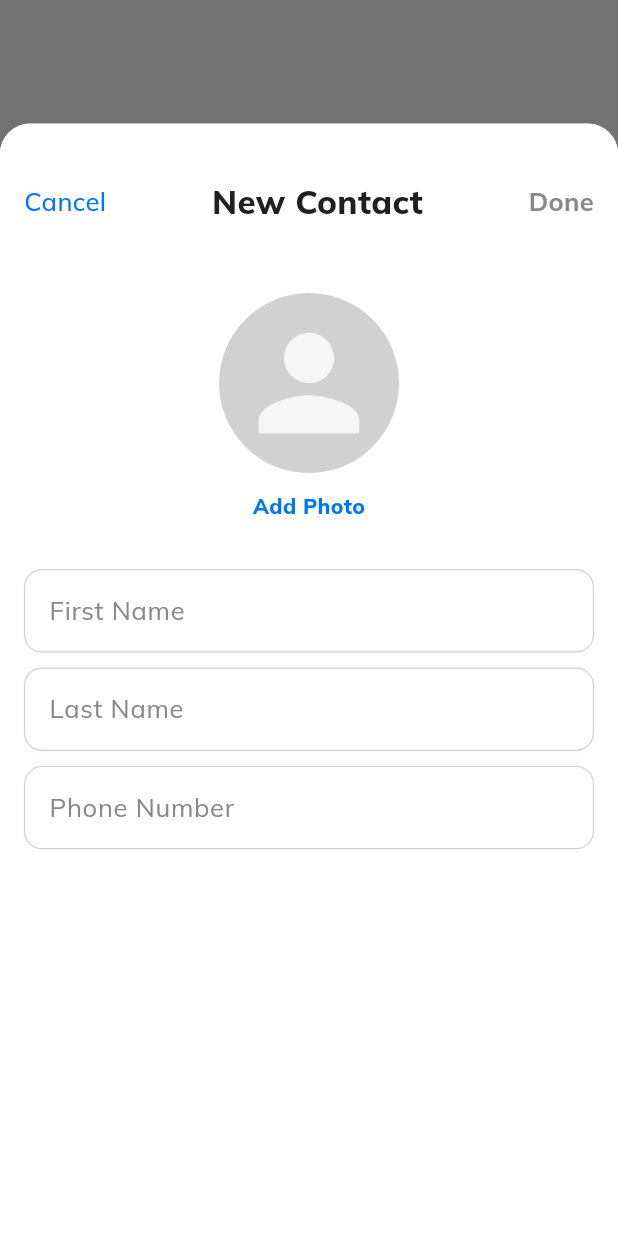
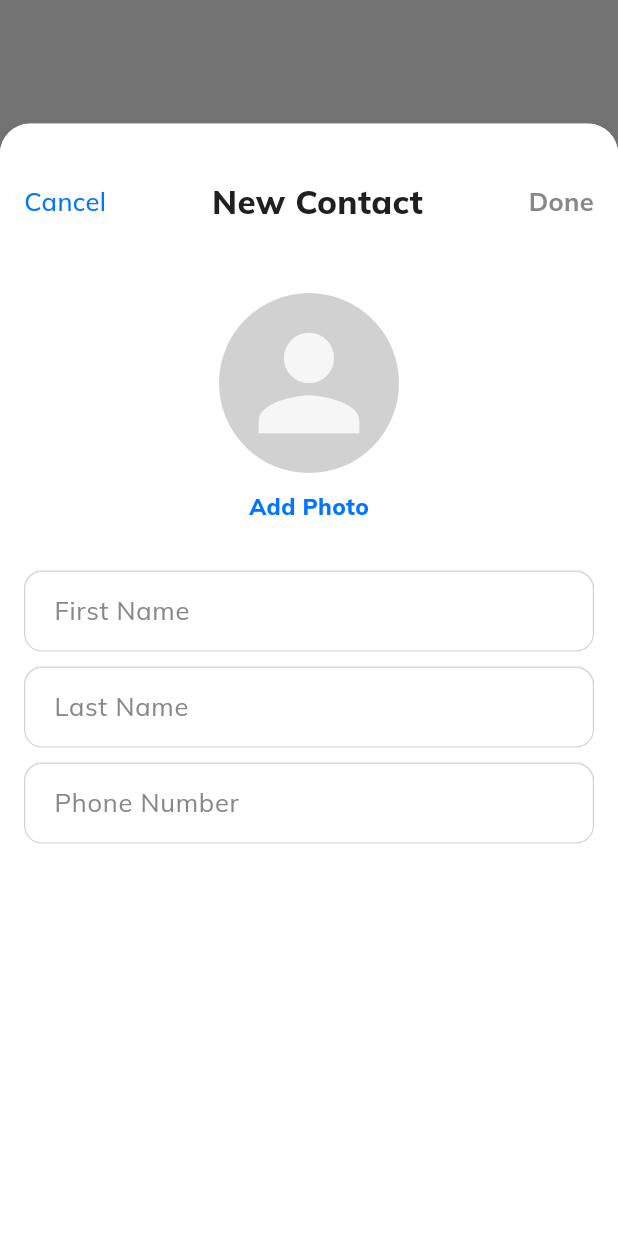
Before and after one commit to yunusoktay/TelefonRehberi, a Flutter app: the ContactsEmptyState widget shown alone on an empty page, opened directly, after a tap on "Create New Contact", on a phone screen of 412 x 824 dp. Run offline on Flutter 3.47's test engine with Material 3 defaults, Android fonts, the phone set to English and light mode, and no system bars; our stand-ins replace dio, flutter_contacts, flutter_slidable, flutter_svg, google_fonts, image_picker and 1 more; network calls fail.

Commit message:
Enhance contact management functionality; improve error handling, add success messages, and refactor UI components for better user experience

```diff
--- a/telefon_rehberi/lib/screens/add_contact/widgets/custom_text_field.dart
+++ b/telefon_rehberi/lib/screens/add_contact/widgets/custom_text_field.dart
@@ -16,33 +16,31 @@ class CustomTextField extends StatelessWidget {
 
   @override
   Widget build(BuildContext context) {
-    return Container(
-      decoration: BoxDecoration(
-        color: AppColors.cardBackground,
-        borderRadius: BorderRadius.circular(12),
-        border: Border.all(color: AppColors.inputBorder, width: 0.8),
-        boxShadow: [
-          BoxShadow(
-            color: Colors.black.withValues(alpha: 0.02),
-            blurRadius: 2,
-            offset: const Offset(0, 1),
-          ),
-        ],
-      ),
-      child: TextField(
+    return TextField(
       decoration: InputDecoration(
         hintText: placeholder,
         hintStyle: AppTextStyles.bodyRegular.copyWith(
           color: AppColors.textSecondary,
           fontSize: 17,
         ),
-          border: InputBorder.none,
+        filled: true,
+        fillColor: AppColors.cardBackground,
         contentPadding: const EdgeInsets.symmetric(
           horizontal: 16,
           vertical: 14,
         ),
         isDense: true,
-          filled: false,
+        enabledBorder: OutlineInputBorder(
+          borderRadius: BorderRadius.circular(12),
+          borderSide: const BorderSide(
+            color: AppColors.inputBorder,
+            width: 0.8,
+          ),
+        ),
+        focusedBorder: OutlineInputBorder(
+          borderRadius: BorderRadius.circular(12),
+          borderSide: const BorderSide(color: Colors.black, width: 0.8),
+        ),
       ),
       keyboardType: keyboardType,
       onChanged: onChanged,
@@ -52,7 +50,6 @@ class CustomTextField extends StatelessWidget {
         color: AppColors.textPrimary,
       ),
       cursorColor: const Color(0xFF007AFF),
-      ),
     );
   }
 }
--- a/telefon_rehberi/lib/screens/add_contact/widgets/photo_selector.dart
+++ b/telefon_rehberi/lib/screens/add_contact/widgets/photo_selector.dart
@@ -48,6 +48,7 @@ class PhotoSelector extends StatelessWidget {
             style: AppTextStyles.bodyMedium.copyWith(
               color: AppColors.primary,
               fontWeight: FontWeight.w800,
+              fontSize: 15,
             ),
           ),
         ],
--- a/telefon_rehberi/lib/screens/contacts/widgets/contacts_empty_state.dart
+++ b/telefon_rehberi/lib/screens/contacts/widgets/contacts_empty_state.dart
@@ -4,7 +4,14 @@ import 'package:telefon_rehberi/core/theme/app_text_styles.dart';
 import '../../add_contact/add_contact_page.dart';
 
 class ContactsEmptyState extends StatelessWidget {
-  const ContactsEmptyState({super.key});
+  final VoidCallback? onBeforeModalOpen;
+  final VoidCallback? onAfterModalClose;
+
+  const ContactsEmptyState({
+    super.key,
+    this.onBeforeModalOpen,
+    this.onAfterModalClose,
+  });
 
   @override
   Widget build(BuildContext context) {
@@ -33,11 +40,15 @@ class ContactsEmptyState extends StatelessWidget {
         ),
         const SizedBox(height: 12),
         TextButton(
-          onPressed: () {
-            showModalBottomSheet(
+          onPressed: () async {
+            onBeforeModalOpen?.call();
+            FocusScope.of(context).unfocus();
+            await showModalBottomSheet(
               context: context,
               isScrollControlled: true,
               backgroundColor: Colors.transparent,
+              enableDrag: true,
+              isDismissible: true,
               builder: (context) => Container(
                 height: MediaQuery.of(context).size.height * 0.9,
                 decoration: const BoxDecoration(
@@ -50,6 +61,13 @@ class ContactsEmptyState extends StatelessWidget {
                 child: const AddContactPage(),
               ),
             );
+            if (context.mounted) {
+              await Future.delayed(const Duration(milliseconds: 100));
+              if (context.mounted) {
+                FocusScope.of(context).unfocus();
+                onAfterModalClose?.call();
+              }
+            }
           },
           style: TextButton.styleFrom(
             padding: const EdgeInsets.symmetric(horizontal: 16, vertical: 8),
```
Also changed, not shown: telefon_rehberi/lib/core/widgets/success_toast.dart (added, +58 -0 lines), telefon_rehberi/lib/screens/add_contact/add_contact_page.dart (+11 -4 lines), telefon_rehberi/lib/screens/add_contact/add_contact_view_model.dart (+14 -6 lines), telefon_rehberi/lib/screens/contacts/contacts_page.dart (+80 -92 lines), telefon_rehberi/lib/screens/contacts/widgets/contact_list_view.dart (added, +82 -0 lines), telefon_rehberi/lib/screens/contacts/widgets/contacts_header.dart (+21 -3 lines), telefon_rehberi/lib/screens/profile/profile_page.dart (+19 -79 lines), telefon_rehberi/lib/screens/profile/profile_view_model.dart (+19 -2 lines), telefon_rehberi/lib/screens/profile/widgets/profile_form.dart (added, +47 -0 lines), telefon_rehberi/lib/screens/profile/widgets/profile_text_field.dart (+14 -8 lines). Lines whose indentation alone changed are shown as unchanged.
